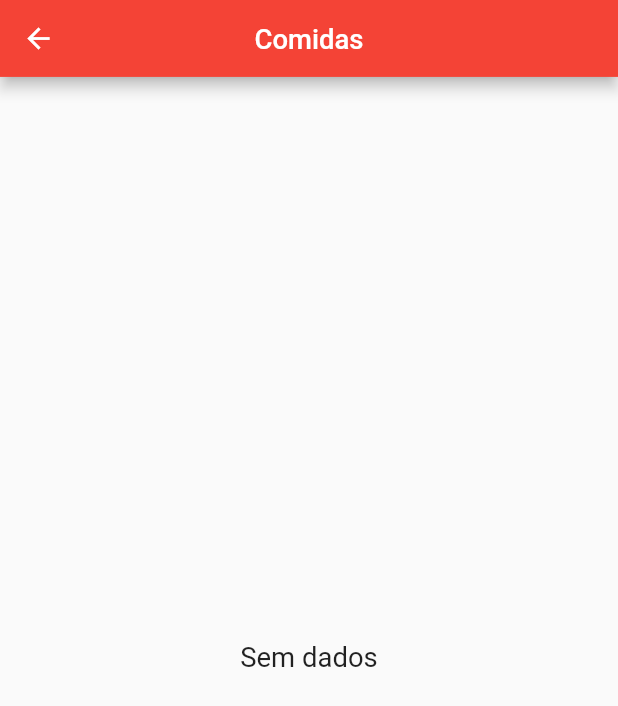
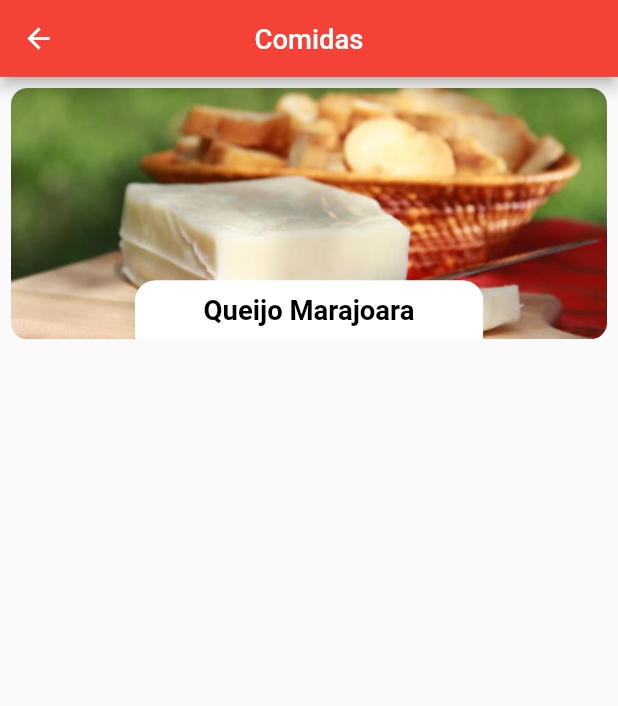
Before and after one commit to andrelucassvt/Marajo_AR, a Flutter app: the screen it shows after launch, after a tap on "Comidas", on a phone screen of 412 x 824 dp. Shown: the top 706 px of the screen. Run offline on Flutter 3.47's test engine with Material 2 defaults, Android fonts, the phone set to English and light mode, and no system bars; drawn by our look-alikes of auto_size_text; our stand-ins replace mobx, responsive_framework; missing offline and left inert: arcore_flutter_plugin, arkit_plugin; generated files the repository leaves out were written again.

Commit message:
mudancas importantes

```diff
--- a/lib/app/modules/home/pages/categoria/categoria_page.dart
+++ b/lib/app/modules/home/pages/categoria/categoria_page.dart
@@ -1,6 +1,9 @@
 import 'package:flutter/material.dart';
 import 'package:marajoar/app/core/colors.dart';
+import 'package:marajoar/app/modules/home/pages/categoria/controller/categoria_controller.dart';
 import 'package:marajoar/app/shared/enums/categoria_enum.dart';
+import 'package:marajoar/app/shared/models/ar_model.dart';
+import 'package:marajoar/app/shared/widgets/card_widget.dart';
 
 class CategoriaPage extends StatefulWidget {
   final CategoriasEnum categoriasEnum;
@@ -12,6 +15,8 @@ class CategoriaPage extends StatefulWidget {
 
 class _CategoriaPageState extends State<CategoriaPage> {
 
+  CategoriaController _categoriaController = CategoriaController();
+
   String get title {
     switch (widget.categoriasEnum) {
       case CategoriasEnum.artesanato:
@@ -22,6 +27,12 @@ class _CategoriaPageState extends State<CategoriaPage> {
         return 'Comidas';
     }
   }
+
+  @override
+  void initState() {
+    super.initState();
+    _categoriaController.selectCategoriaList(widget.categoriasEnum);
+  }
   @override
   Widget build(BuildContext context) {
     return Scaffold(
@@ -29,8 +40,30 @@ class _CategoriaPageState extends State<CategoriaPage> {
         title: Text(title),
         centerTitle: true,
       ),
-      body: Center(
-        child: Text('Sem dados',style: TextStyle(fontSize: 20)),
+      body: StreamBuilder<List<ArModel>>(
+        stream: _categoriaController.dados.stream,
+        builder: (context, snapshot) {
+          if (!snapshot.hasData) {
+            return Center(
+              child: CircularProgressIndicator(),
+            );
+          }
+
+          List<ArModel> dados = snapshot.data;
+
+          if (dados.isEmpty) {
+            return Center(
+              child: Text('Sem dados cadastrados',style: TextStyle(fontSize: 20)),
+            );
+          }
+
+          return ListView.builder(
+            itemCount: dados.length,
+            itemBuilder: (context,index){
+              return CardWidget(dados[index]);
+            }
+          );
+        }
       )
     );
   }
--- /dev/null
+++ b/lib/app/modules/home/pages/categoria/controller/categoria_controller.dart
@@ -0,0 +1,24 @@
+import 'dart:async';
+import 'package:marajoar/app/modules/home/pages/categoria/service/categoria_service.dart';
+import 'package:marajoar/app/modules/home/service/home_service.dart';
+import 'package:marajoar/app/shared/enums/categoria_enum.dart';
+import 'package:marajoar/app/shared/models/ar_model.dart';
+import 'package:mobx/mobx.dart';
+
+part 'categoria_controller.g.dart';
+
+class CategoriaController = _CategoriaStoreBase with _$CategoriaController;
+
+abstract class _CategoriaStoreBase with Store {
+
+  CategoriaService _categoriaService = CategoriaService();
+
+  @observable
+  StreamController<List<ArModel>> dados = StreamController<List<ArModel>>();
+
+  @action
+  selectCategoriaList(CategoriasEnum categoriasEnum) async {
+    List<ArModel> response = await _categoriaService.selectCategoriaList(categoriasEnum);
+    dados.add(response);
+  }
+}
--- a/lib/app/modules/home/pages/categoria/service/categoria_service.dart
+++ b/lib/app/modules/home/pages/categoria/service/categoria_service.dart
@@ -1,3 +1,48 @@
+import 'package:marajoar/app/shared/enums/categoria_enum.dart';
+import 'package:marajoar/app/shared/models/ar_model.dart';
+
 class CategoriaService {
 
+  Future<List<ArModel>> selectCategoriaList(CategoriasEnum categoriasEnum) async {
+    switch (categoriasEnum) {
+      case CategoriasEnum.artesanato:
+        return getArtesanato();
+      case CategoriasEnum.comidas:
+        return getComidas();
+      case CategoriasEnum.animais:
+        return getAnimais();
+    }
+  }
+
+
+  Future<List<ArModel>> getArtesanato() async {
+    List<ArModel> lista = [
+      ArModel(
+        id: 1,
+        nome: 'Vaso Marajoara',
+        descricao: 'Lorem ipsum dolor sit amet, consectetur adipiscing elit, sed do eiusmod tempor incididunt ut labore et dolore magna aliqua. Ut enim ad minim veniam, quis nostrud exercitation ullamco laboris nisi ut aliquip ex ea commodo consequat. Duis aute irure dolor in reprehenderit in voluptate velit esse cillum dolore eu fugiat nulla pariatur. Excepteur sint occaecat cupidatat non proident, sunt in culpa qui officia deserunt mollit anim id est laborum',
+        foto: 'assets/objetos/vaso_marajoara.jpg',
+        objeto: 'aaaaaaa'
+      )
+    ];
+    return lista;
+  }
+
+  Future<List<ArModel>> getAnimais() async {
+    List<ArModel> lista = [];
+    return lista;
+  }
+
+  Future<List<ArModel>> getComidas() async {
+    List<ArModel> lista = [
+      ArModel(
+        id: 1,
+        nome: 'Queijo Marajoara',
+        descricao: 'Lorem ipsum dolor sit amet, consectetur adipiscing elit, sed do eiusmod tempor incididunt ut labore et dolore magna aliqua. Ut enim ad minim veniam, quis nostrud exercitation ullamco laboris nisi ut aliquip ex ea commodo consequat. Duis aute irure dolor in reprehenderit in voluptate velit esse cillum dolore eu fugiat nulla pariatur. Excepteur sint occaecat cupidatat non proident, sunt in culpa qui officia deserunt mollit anim id est laborum',
+        foto: 'assets/comidas/queijo.jpg',
+        objeto: 'aaaaaaa'
+      )
+    ];
+    return lista;
+  }
 }
--- a/pubspec.yaml
+++ b/pubspec.yaml
@@ -34,6 +34,7 @@ dependencies:
   responsive_framework: ^0.1.4
   arcore_flutter_plugin: ^0.0.11
   sqflite: ^1.3.2+4
+  arkit_plugin: ^0.6.2
 
 dev_dependencies:
   flutter_test:
```
Also changed, not shown: lib/app/modules/arview/arkit/arkit_page.dart (added, +40 -0 lines), lib/app/modules/home/pages/detalhes/detalhes_page.dart (+8 -0 lines), lib/app/modules/home/pages/categoria/controller/categoria_controller.g.dart (added), pubspec.lock, 18 other files.
